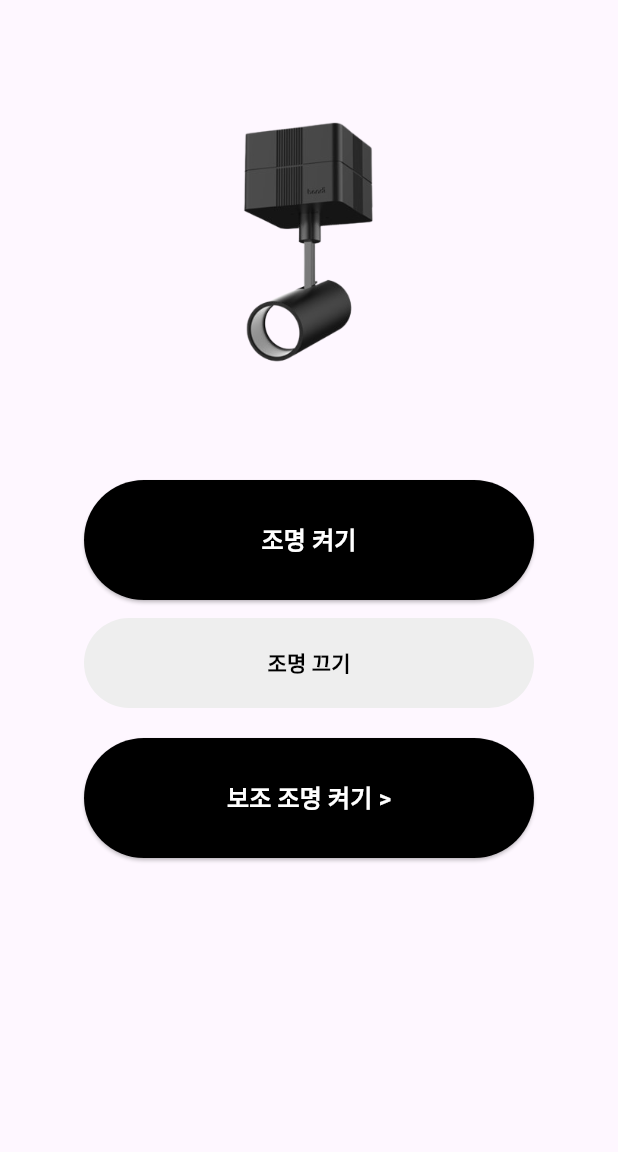
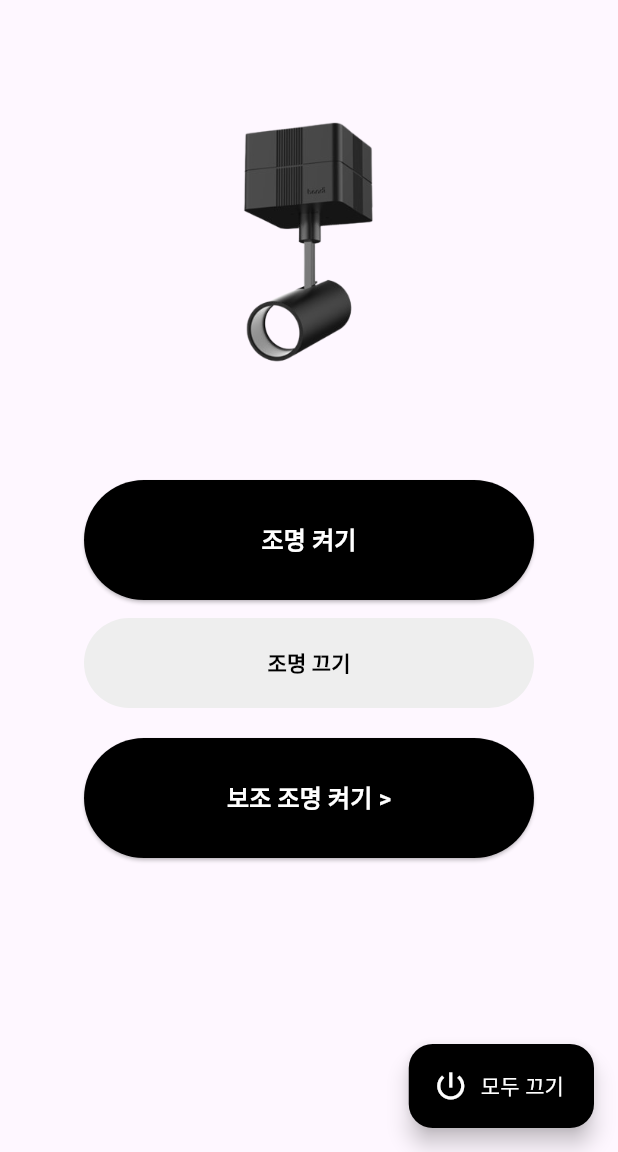
Before and after one commit to qwerty15874/my_helper_app_1208_0131_alt, a Flutter app: the LightScreen screen opened directly, after a tap on "조명 켜기", on a phone screen of 412 x 824 dp, the part 84-1236 px from its top. Run offline on Flutter 3.47's test engine with Material 3 defaults, Android fonts, the phone set to English and light mode, and no system bars; our stand-ins replace chewie, cloud_firestore, firebase_core, firebase_database, firebase_messaging, video_player; missing offline and left inert: flutter_phone_direct_caller; accounts and stored records are empty; Roboto replaces fonts that are missing (Pretendard).

Commit message:
add all lights out UI

```diff
--- a/my_helper_app/lib/command_service.dart
+++ b/my_helper_app/lib/command_service.dart
@@ -19,8 +19,4 @@ class CommandService {
   static Future<void> setSubLight(bool on) {
     return _commandsRef.update({'sub_light': on ? 'ON' : 'OFF'});
   }
-
-  static Future<void> allLightsOff() {
-    return _commandsRef.update({'main_light': 'OFF', 'sub_light': 'OFF'});
-  }
 }
--- a/my_helper_app/lib/light_screen.dart
+++ b/my_helper_app/lib/light_screen.dart
@@ -1,6 +1,7 @@
 import 'package:flutter/material.dart';
 import 'third_light_screen.dart';
 import 'command_service.dart';
+import 'package:firebase_database/firebase_database.dart';
 
 class LightScreen extends StatefulWidget {
   const LightScreen({super.key});
@@ -11,6 +12,19 @@ class LightScreen extends StatefulWidget {
 
 class _LightScreenState extends State<LightScreen> {
   bool _mainOn = false;
+
+  @override
+  void initState() {
+    super.initState();
+    FirebaseDatabase.instance.ref('status').onValue.listen((event) {
+      final val = event.snapshot.value;
+      if (val is Map) {
+        setState(() {
+          _mainOn = val['main_light'] == true;
+        });
+      }
+    });
+  }
   @override
   Widget build(BuildContext context) {
     return Scaffold(
@@ -59,6 +73,19 @@ class _LightScreenState extends State<LightScreen> {
           )),
         ])),
       ]),
+      floatingActionButton: _mainOn
+          ? FloatingActionButton.extended(
+              backgroundColor: Colors.black,
+              foregroundColor: Colors.white,
+              icon: const Icon(Icons.power_settings_new),
+              label: const Text("모두 끄기"),
+              onPressed: () {
+                setState(() => _mainOn = false);
+                CommandService.setMainLight(false);
+                CommandService.setSubLight(false);
+              },
+            )
+          : null,
     );
   }
 }
--- a/my_helper_app/lib/third_light_screen.dart
+++ b/my_helper_app/lib/third_light_screen.dart
@@ -2,12 +2,26 @@ import 'package:flutter/material.dart';
 import 'package:flutter_phone_direct_caller/flutter_phone_direct_caller.dart';
 import 'report_done_screen.dart';
 import 'command_service.dart';
+import 'package:firebase_database/firebase_database.dart';
 
 class ThirdLightScreen extends StatelessWidget {
   const ThirdLightScreen({super.key});
   static bool _subOn = false; // simple toggle state shared across rebuilds
+  static bool _mainOn = false;
+
+  void _listenStatus() {
+    FirebaseDatabase.instance.ref('status').onValue.listen((event) {
+      final val = event.snapshot.value;
+      if (val is Map) {
+        _subOn = val['sub_light'] == true;
+        _mainOn = val['main_light'] == true;
+      }
+    });
+  }
+
   @override
   Widget build(BuildContext context) {
+    _listenStatus();
     return Scaffold(
       appBar: AppBar(
         backgroundColor: Colors.white, foregroundColor: Colors.black, elevation: 0, titleSpacing: 0,
@@ -69,6 +83,19 @@ class ThirdLightScreen extends StatelessWidget {
           )),
         ])),
       ]),
+      floatingActionButton: (_mainOn || _subOn)
+          ? FloatingActionButton.extended(
+              backgroundColor: Colors.black,
+              foregroundColor: Colors.white,
+              icon: const Icon(Icons.power_settings_new),
+              label: const Text("모두 끄기"),
+              onPressed: () {
+                _subOn = false;
+                CommandService.setSubLight(false);
+                CommandService.setMainLight(false);
+              },
+            )
+          : null,
     );
   }
 }
```
